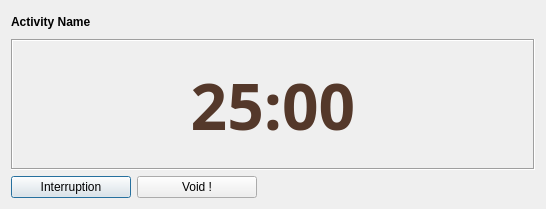
Qt form src/timerdialog.ui (oktal/Pomodorush) before a commit.
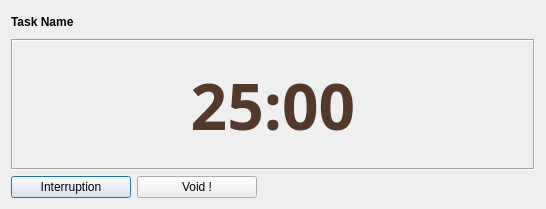
The same form after that commit. Icons and pictures are not drawn.

```diff
--- a/src/timerdialog.ui
+++ b/src/timerdialog.ui
@@ -27,7 +27,7 @@
       </font>
      </property>
      <property name="text">
-      <string>Activity Name</string>
+      <string>Task Name</string>
      </property>
     </widget>
    </item>
```
Left out of the diff: 8 changed lines with no effect on the pictures.
